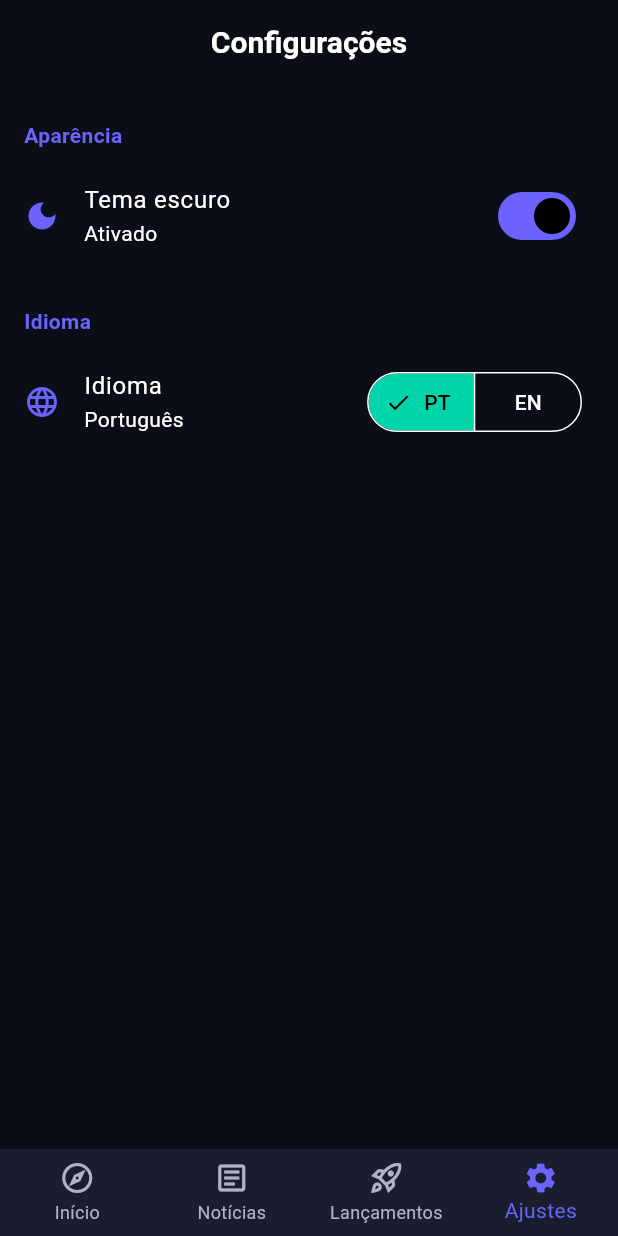
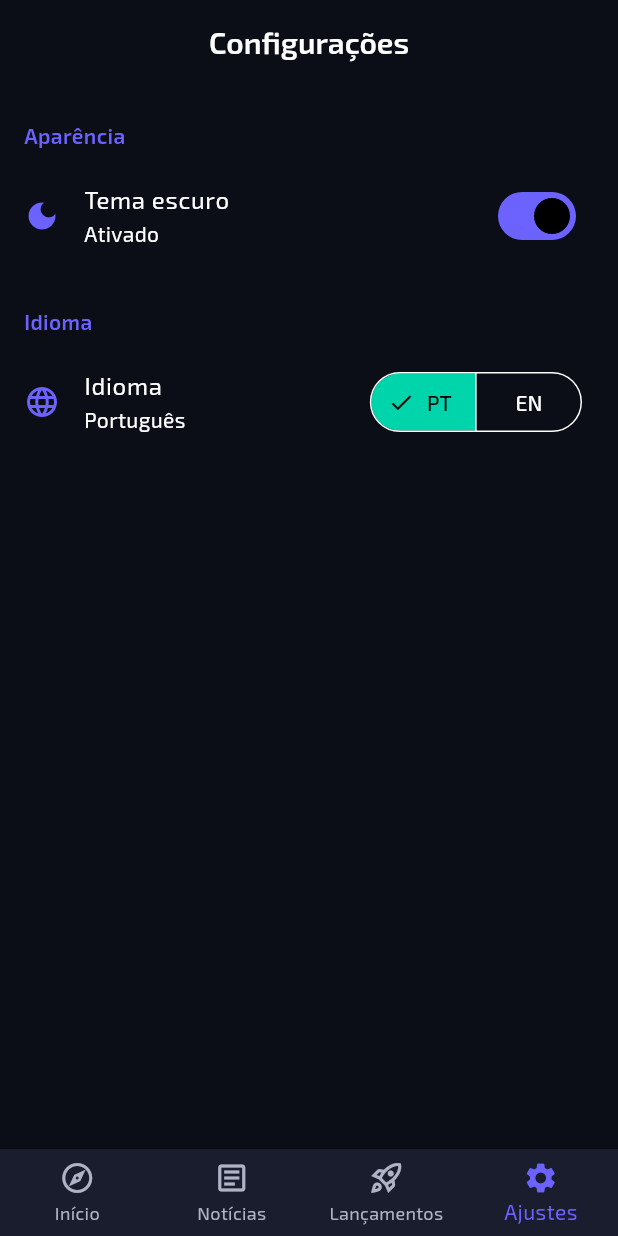
Before and after one commit to AndreWar10/cosmos-app, a Flutter app: the screen it shows after launch, item 4 of the bottom bar chosen, on a phone screen of 412 x 824 dp. Run offline on Flutter 3.47's test engine with Material 3 defaults, Android fonts, the phone set to English and light mode, and no system bars; our stand-ins replace flutter_bloc, google_fonts.

Commit message:
feat -> update dependencies and integrate Google Fonts into the app theme

```diff
--- a/lib/core/theme/app_theme.dart
+++ b/lib/core/theme/app_theme.dart
@@ -1,21 +1,28 @@
 import 'package:flutter/material.dart';
+import 'package:google_fonts/google_fonts.dart';
 
 import 'app_colors.dart';
 
 abstract class AppTheme {
+  static TextTheme get _textTheme => GoogleFonts.exo2TextTheme();
+
   static ThemeData get dark => ThemeData(
         brightness: Brightness.dark,
         scaffoldBackgroundColor: AppColors.darkBackground,
+        textTheme: _textTheme.apply(
+          bodyColor: AppColors.darkTextPrimary,
+          displayColor: AppColors.darkTextPrimary,
+        ),
         colorScheme: const ColorScheme.dark(
           primary: AppColors.primary,
           secondary: AppColors.secondary,
           surface: AppColors.darkSurface,
         ),
-        appBarTheme: const AppBarTheme(
+        appBarTheme: AppBarTheme(
           backgroundColor: AppColors.darkBackground,
           elevation: 0,
           centerTitle: true,
-          titleTextStyle: TextStyle(
+          titleTextStyle: GoogleFonts.exo2(
             color: AppColors.darkTextPrimary,
             fontSize: 20,
             fontWeight: FontWeight.w600,
@@ -34,16 +41,20 @@ abstract class AppTheme {
   static ThemeData get light => ThemeData(
         brightness: Brightness.light,
         scaffoldBackgroundColor: AppColors.lightBackground,
+        textTheme: _textTheme.apply(
+          bodyColor: AppColors.lightTextPrimary,
+          displayColor: AppColors.lightTextPrimary,
+        ),
         colorScheme: const ColorScheme.light(
           primary: AppColors.primary,
           secondary: AppColors.secondary,
           surface: AppColors.lightSurface,
         ),
-        appBarTheme: const AppBarTheme(
+        appBarTheme: AppBarTheme(
           backgroundColor: AppColors.lightBackground,
           elevation: 0,
           centerTitle: true,
-          titleTextStyle: TextStyle(
+          titleTextStyle: GoogleFonts.exo2(
             color: AppColors.lightTextPrimary,
             fontSize: 20,
             fontWeight: FontWeight.w600,
--- a/lib/main.dart
+++ b/lib/main.dart
@@ -1,5 +1,4 @@
 import 'package:flutter/material.dart';
-
 import 'core/app.dart';
 
 void main() => runApp(const CosmosApp());
--- a/pubspec.yaml
+++ b/pubspec.yaml
@@ -35,6 +35,7 @@ dependencies:
   flutter_bloc: ^9.1.0
   flutter_localizations:
     sdk: flutter
+  google_fonts: ^6.2.1
   intl: ^0.20.2
 
 
```
Also changed, not shown: pubspec.lock.
